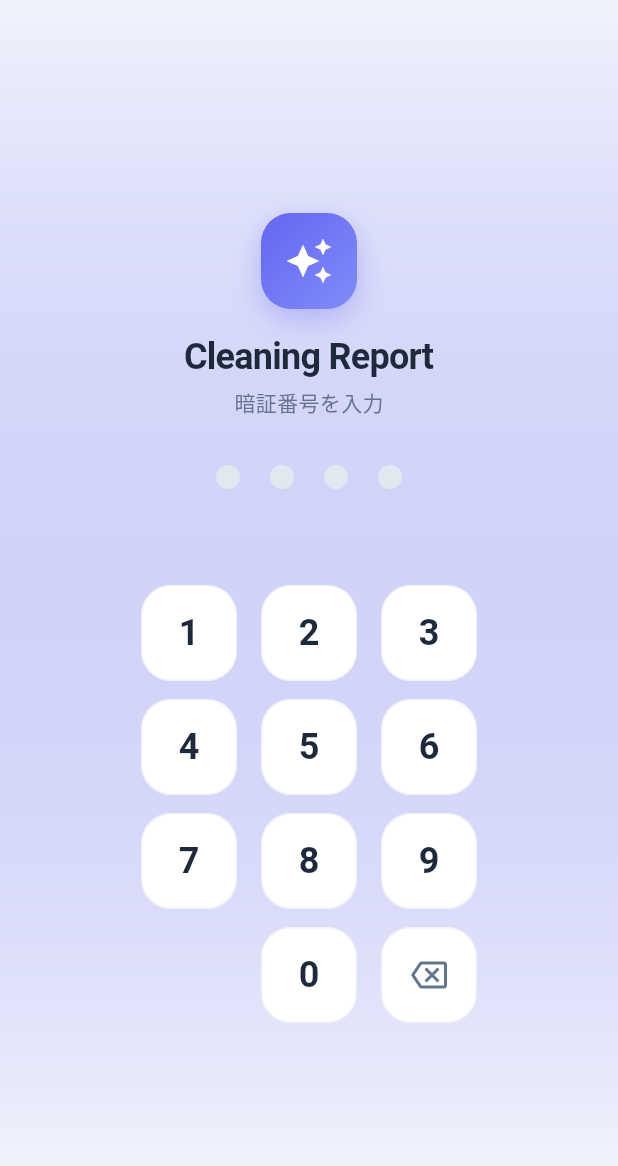
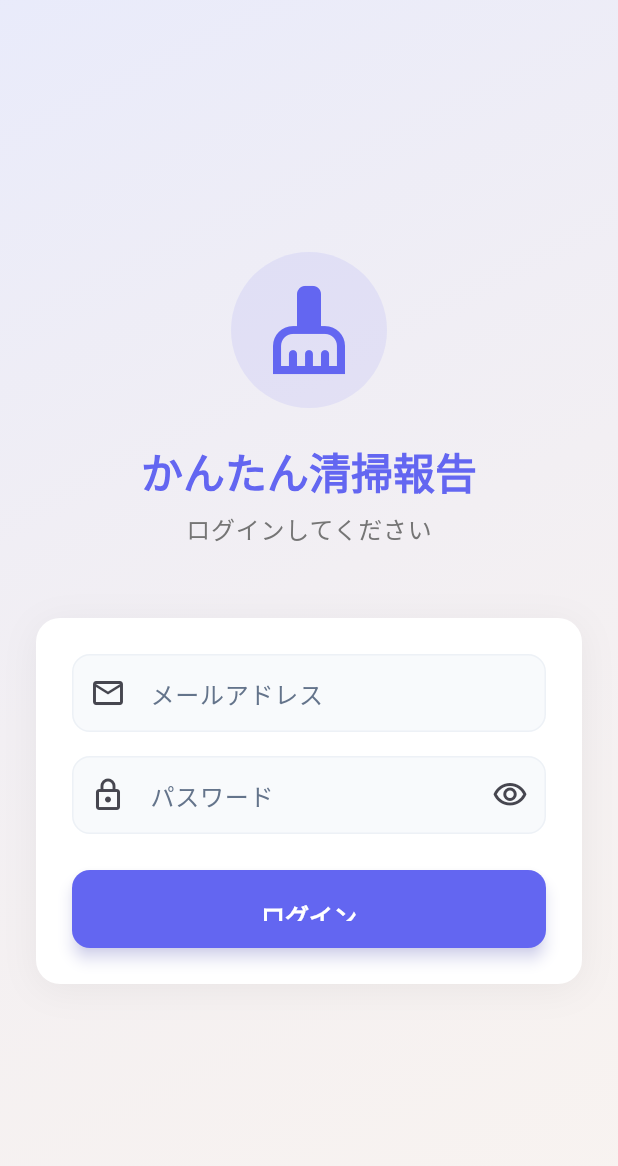
Before and after one commit to kilalabu/cleaning-report, a Flutter app: the screen it shows after launch, on a phone screen of 412 x 824 dp. Shown: the top 1166 px of the screen. Run offline on Flutter 3.47's test engine with Material 3 defaults, Android fonts, the phone set to English and light mode, and no system bars; our stand-ins replace flutter_hooks, flutter_riverpod, go_router, hooks_riverpod, supabase_flutter; missing offline and left inert: dart:html; accounts and stored records are empty; Roboto replaces fonts that are missing (Hiragino Sans).

Commit message:
feat(ui): ログイン画面の実装とSupabase認証の統合

```diff
--- a/cleaning_report_app/lib/core/theme/app_theme.dart
+++ b/cleaning_report_app/lib/core/theme/app_theme.dart
@@ -105,7 +105,7 @@ class AppTheme {
       ),
 
       // Card
-      cardTheme: CardTheme(
+      cardTheme: CardThemeData(
         color: card,
         elevation: 0,
         shape: RoundedRectangleBorder(
@@ -218,7 +218,7 @@ class AppTheme {
       ),
 
       // Dialog
-      dialogTheme: DialogTheme(
+      dialogTheme: DialogThemeData(
         backgroundColor: card,
         shape: RoundedRectangleBorder(
           borderRadius: BorderRadius.circular(20),
--- /dev/null
+++ b/cleaning_report_app/lib/features/auth/presentation/login_screen.dart
@@ -0,0 +1,241 @@
+import 'package:flutter/material.dart';
+import 'package:flutter_hooks/flutter_hooks.dart';
+import 'package:hooks_riverpod/hooks_riverpod.dart';
+import 'package:go_router/go_router.dart';
+
+import '../../../core/theme/app_theme.dart';
+import '../../../core/di/providers.dart';
+
+/// Email/Password ログイン画面
+class LoginScreen extends HookConsumerWidget {
+  const LoginScreen({super.key});
+
+  @override
+  Widget build(BuildContext context, WidgetRef ref) {
+    final emailController = useTextEditingController();
+    final passwordController = useTextEditingController();
+    final isLoading = useState(false);
+    final errorMessage = useState<String?>(null);
+    final obscurePassword = useState(true);
+
+    return Scaffold(
+      body: Container(
+        decoration: BoxDecoration(
+          gradient: LinearGradient(
+            begin: Alignment.topLeft,
+            end: Alignment.bottomRight,
+            colors: [
+              AppTheme.primary.withOpacity(0.1),
+              AppTheme.accent.withOpacity(0.05),
+            ],
+          ),
+        ),
+        child: SafeArea(
+          child: Center(
+            child: SingleChildScrollView(
+              padding: const EdgeInsets.all(24.0),
+              child: Column(
+                mainAxisAlignment: MainAxisAlignment.center,
+                children: [
+                  // ロゴ・タイトル
+                  Container(
+                    padding: const EdgeInsets.all(20),
+                    decoration: BoxDecoration(
+                      color: AppTheme.primary.withOpacity(0.1),
+                      shape: BoxShape.circle,
+                    ),
+                    child: Icon(
+                      Icons.cleaning_services,
+                      size: 64,
+                      color: AppTheme.primary,
+                    ),
+                  ),
+                  const SizedBox(height: 24),
+                  Text(
+                    'かんたん清掃報告',
+                    style: Theme.of(context).textTheme.headlineMedium?.copyWith(
+                          fontWeight: FontWeight.bold,
+                          color: AppTheme.primary,
+                        ),
+                  ),
+                  const SizedBox(height: 8),
+                  Text(
+                    'ログインしてください',
+                    style: Theme.of(context).textTheme.bodyLarge?.copyWith(
+                          color: Colors.grey[600],
+                        ),
+                  ),
+                  const SizedBox(height: 48),
+
+                  // ログインフォーム
+                  Container(
+                    padding: const EdgeInsets.all(24),
+                    decoration: BoxDecoration(
+                      color: Colors.white,
+                      borderRadius: BorderRadius.circular(16),
+                      boxShadow: [
+                        BoxShadow(
+                          color: Colors.black.withOpacity(0.05),
+                          blurRadius: 20,
+                          offset: const Offset(0, 4),
+                        ),
+                      ],
+                    ),
+                    child: Column(
+                      crossAxisAlignment: CrossAxisAlignment.stretch,
+                      children: [
+                        // メールアドレス
+                        TextField(
+                          controller: emailController,
+                          keyboardType: TextInputType.emailAddress,
+                          autocorrect: false,
+                          decoration: InputDecoration(
+                            labelText: 'メールアドレス',
+                            prefixIcon: const Icon(Icons.email_outlined),
+                            border: OutlineInputBorder(
+                              borderRadius: BorderRadius.circular(12),
+                            ),
+                          ),
+                        ),
+                        const SizedBox(height: 16),
+
+                        // パスワード
+                        TextField(
+                          controller: passwordController,
+                          obscureText: obscurePassword.value,
+                          decoration: InputDecoration(
+                            labelText: 'パスワード',
+                            prefixIcon: const Icon(Icons.lock_outlined),
+                            suffixIcon: IconButton(
+                              icon: Icon(
+                                obscurePassword.value
+                                    ? Icons.visibility_outlined
+                                    : Icons.visibility_off_outlined,
+                              ),
+                              onPressed: () {
+                                obscurePassword.value = !obscurePassword.value;
+                              },
+                            ),
+                            border: OutlineInputBorder(
+                              borderRadius: BorderRadius.circular(12),
+                            ),
+                          ),
+                          onSubmitted: (_) => _login(
+                            context,
+                            ref,
+                            emailController.text,
+                            passwordController.text,
+                            isLoading,
+                            errorMessage,
+                          ),
+                        ),
+                        const SizedBox(height: 24),
+
+                        // エラーメッセージ
+                        if (errorMessage.value != null)
+                          Container(
+                            padding: const EdgeInsets.all(12),
+                            margin: const EdgeInsets.only(bottom: 16),
+                            decoration: BoxDecoration(
+                              color: Colors.red[50],
+                              borderRadius: BorderRadius.circular(8),
+                              border: Border.all(color: Colors.red[200]!),
+                            ),
+                            child: Row(
+                              children: [
+                                Icon(Icons.error_outline,
+                                    color: Colors.red[700], size: 20),
+                                const SizedBox(width: 8),
+                                Expanded(
+                                  child: Text(
+                                    errorMessage.value!,
+                                    style: TextStyle(color: Colors.red[700]),
+                                  ),
+                                ),
+                              ],
+                            ),
+                          ),
+
+                        // ログインボタン
+                        SizedBox(
+                          height: 52,
+                          child: ElevatedButton(
+                            onPressed: isLoading.value
+                                ? null
+                                : () => _login(
+                                      context,
+                                      ref,
+                                      emailController.text,
+                                      passwordController.text,
+                                      isLoading,
+                                      errorMessage,
+                                    ),
+                            style: ElevatedButton.styleFrom(
+                              backgroundColor: AppTheme.primary,
+                              foregroundColor: Colors.white,
+                              shape: RoundedRectangleBorder(
+                                borderRadius: BorderRadius.circular(12),
+                              ),
+                            ),
+                            child: isLoading.value
+                                ? const SizedBox(
+                                    width: 24,
+                                    height: 24,
+                                    child: CircularProgressIndicator(
+                                      strokeWidth: 2,
+                                      valueColor: AlwaysStoppedAnimation<Color>(
+                                          Colors.white),
+                                    ),
+                                  )
+                                : const Text(
+                                    'ログイン',
+                                    style: TextStyle(
+                                      fontSize: 16,
+                                      fontWeight: FontWeight.bold,
+                                    ),
+                                  ),
+                          ),
+                        ),
+                      ],
+                    ),
+                  ),
+                ],
+              ),
+            ),
+          ),
+        ),
+      ),
+    );
+  }
+
+  Future<void> _login(
+    BuildContext context,
+    WidgetRef ref,
+    String email,
+    String password,
+    ValueNotifier<bool> isLoading,
+    ValueNotifier<String?> errorMessage,
+  ) async {
+    // バリデーション
+    if (email.isEmpty || password.isEmpty) {
+      errorMessage.value = 'メールアドレスとパスワードを入力してください';
+      return;
+    }
+
+    errorMessage.value = null;
+    isLoading.value = true;
+
+    try {
+      final authRepository = ref.read(authRepositoryProvider);
+      await authRepository.signIn(email: email, password: password);
+
+      if (context.mounted) {
+        context.go('/report/cleaning');
+      }
+    } catch (e) {
+      errorMessage.value = 'ログインに失敗しました。メールアドレスとパスワードを確認してください。';
+    } finally {
+      isLoading.value = false;
+    }
+  }
+}
--- a/cleaning_report_app/lib/main.dart
+++ b/cleaning_report_app/lib/main.dart
@@ -2,14 +2,21 @@ import 'package:flutter/material.dart';
 import 'package:flutter_riverpod/flutter_riverpod.dart';
 import 'package:flutter_localizations/flutter_localizations.dart';
 import 'package:go_router/go_router.dart';
+import 'package:supabase_flutter/supabase_flutter.dart';
 
 import 'core/theme/app_theme.dart';
-import 'features/auth/presentation/pin_screen.dart';
+import 'core/config/supabase_config.dart';
+import 'features/auth/presentation/login_screen.dart';
 import 'features/report/presentation/cleaning_report_screen.dart';
 import 'features/report/presentation/expense_report_screen.dart';
 import 'features/history/presentation/history_screen.dart';
 
-void main() {
+void main() async {
+  WidgetsFlutterBinding.ensureInitialized();
+
+  // Supabase初期化
+  await SupabaseConfig.initialize();
+
   runApp(const ProviderScope(child: CleaningReportApp()));
 }
 
@@ -37,10 +44,27 @@ class CleaningReportApp extends StatelessWidget {
 
 final _router = GoRouter(
   initialLocation: '/login',
+  redirect: (context, state) {
+    final session = Supabase.instance.client.auth.currentSession;
+    final isLoggedIn = session != null;
+    final isLoginRoute = state.matchedLocation == '/login';
+
+    // 未認証でログイン以外のページにアクセス → ログインへリダイレクト
+    if (!isLoggedIn && !isLoginRoute) {
+      return '/login';
+    }
+
+    // 認証済みでログインページにアクセス → メイン画面へリダイレクト
+    if (isLoggedIn && isLoginRoute) {
+      return '/report/cleaning';
+    }
+
+    return null;
+  },
   routes: [
     GoRoute(
       path: '/login',
-      builder: (context, state) => const PinScreen(),
+      builder: (context, state) => const LoginScreen(),
     ),
     StatefulShellRoute.indexedStack(
       builder: (context, state, navigationShell) {
```
